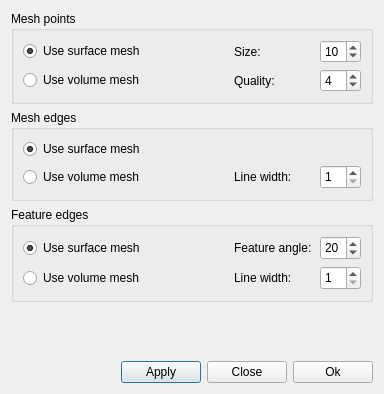
This is ElmerGUI/vtkpost/preferences.ui in tehnick/elmerfem as Qt 5 draws it before an edit. The edited form follows.
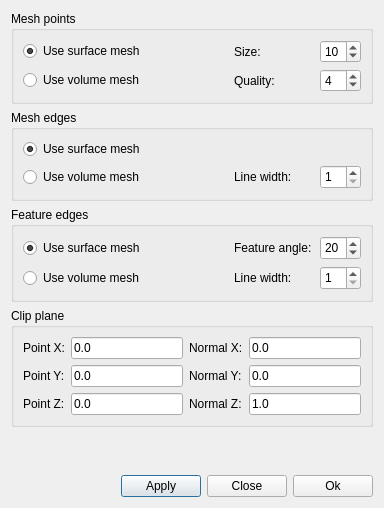
This is the edited form. Icons and pictures are not drawn.

Commit message: ElmerGUI: Added clip plane to surfaces in vtk widget

What changed in the file:
```diff
--- a/ElmerGUI/vtkpost/preferences.ui
+++ b/ElmerGUI/vtkpost/preferences.ui
@@ -6,7 +6,7 @@
     <x>0</x>
     <y>0</y>
     <width>380</width>
-    <height>394</height>
+    <height>508</height>
    </rect>
   </property>
   <property name="windowTitle" >
@@ -323,6 +323,139 @@
      </layout>
     </widget>
    </item>
+   <item>
+    <widget class="QGroupBox" name="clipPlaneGroup" >
+     <property name="title" >
+      <string>Clip plane</string>
+     </property>
+     <layout class="QVBoxLayout" >
+      <item>
+       <layout class="QGridLayout" >
+        <item row="0" column="0" >
+         <widget class="QLabel" name="labelClipPX" >
+          <property name="text" >
+           <string>Point X:</string>
+          </property>
+         </widget>
+        </item>
+        <item row="0" column="1" >
+         <widget class="QLineEdit" name="clipPointX" >
+          <property name="maximumSize" >
+           <size>
+            <width>16777215</width>
+            <height>24</height>
+           </size>
+          </property>
+          <property name="text" >
+           <string>0.0</string>
+          </property>
+         </widget>
+        </item>
+        <item row="0" column="2" >
+         <widget class="QLabel" name="labelClipNX" >
+          <property name="text" >
+           <string>Normal X:</string>
+          </property>
+         </widget>
+        </item>
+        <item row="0" column="3" >
+         <widget class="QLineEdit" name="clipNormalX" >
+          <property name="maximumSize" >
+           <size>
+            <width>16777215</width>
+            <height>24</height>
+           </size>
+          </property>
+          <property name="text" >
+           <string>0.0</string>
+          </property>
+         </widget>
+        </item>
+        <item row="1" column="0" >
+         <widget class="QLabel" name="labelClipPY" >
+          <property name="text" >
+           <string>Point Y:</string>
+          </property>
+         </widget>
+        </item>
+        <item row="1" column="1" >
+         <widget class="QLineEdit" name="clipPointY" >
+          <property name="maximumSize" >
+           <size>
+            <width>16777215</width>
+            <height>24</height>
+           </size>
+          </property>
+          <property name="text" >
+           <string>0.0</string>
+          </property>
+         </widget>
+        </item>
+        <item row="1" column="2" >
+         <widget class="QLabel" name="labelClipNY" >
+          <property name="text" >
+           <string>Normal Y:</string>
+          </property>
+         </widget>
+        </item>
+        <item row="1" column="3" >
+         <widget class="QLineEdit" name="clipNormalY" >
+          <property name="maximumSize" >
+           <size>
+            <width>16777215</width>
+            <height>24</height>
+           </size>
+          </property>
+          <property name="text" >
+           <string>0.0</string>
+          </property>
+         </widget>
+        </item>
+        <item row="2" column="0" >
+         <widget class="QLabel" name="labelClipPZ" >
+          <property name="text" >
+           <string>Point Z:</string>
+          </property>
+         </widget>
+        </item>
+        <item row="2" column="1" >
+         <widget class="QLineEdit" name="clipPointZ" >
+          <property name="maximumSize" >
+           <size>
+            <width>16777215</width>
+            <height>24</height>
+           </size>
+          </property>
+          <property name="text" >
+           <string>0.0</string>
+          </property>
+         </widget>
+        </item>
+        <item row="2" column="2" >
+         <widget class="QLabel" name="labelClipNZ" >
+          <property name="text" >
+           <string>Normal Z:</string>
+          </property>
+         </widget>
+        </item>
+        <item row="2" column="3" >
+         <widget class="QLineEdit" name="clipNormalZ" >
+          <property name="maximumSize" >
+           <size>
+            <width>16777215</width>
+            <height>24</height>
+           </size>
+          </property>
+          <property name="text" >
+           <string>1.0</string>
+          </property>
+         </widget>
+        </item>
+       </layout>
+      </item>
+     </layout>
+    </widget>
+   </item>
    <item>
     <spacer>
      <property name="orientation" >
```
The commit also changes 3 other files.
